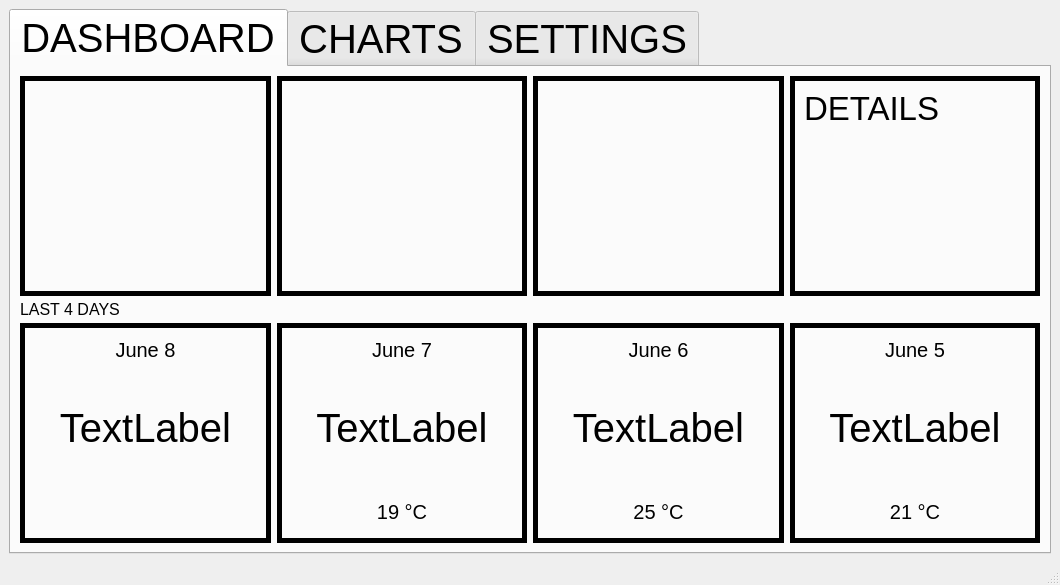
Before: the Qt Designer form Qt_module/mainwindow.ui in HKrecki/WDVS_Project, drawn with Qt 5.
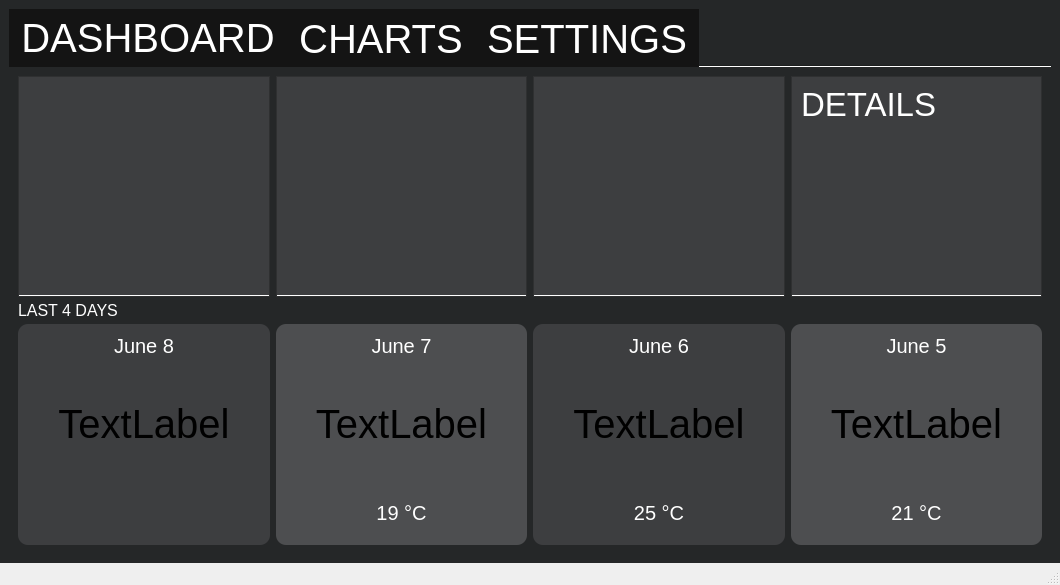
After: the same form once the commit is applied. The open tabs and pages were chosen to show the change.

What changed in the file:
```diff
--- a/Qt_module/mainwindow.ui
+++ b/Qt_module/mainwindow.ui
@@ -13,7 +13,18 @@
   <property name="windowTitle">
    <string>MainWindow</string>
   </property>
+  <property name="styleSheet">
+   <string notr="true">background-color: rgb(17, 17, 17);
+QMainWindow::separator 
+{
+width: 1px;
+ border: none;
+}</string>
+  </property>
   <widget class="QWidget" name="centralwidget">
+   <property name="styleSheet">
+    <string notr="true">background-color: rgba(37, 39, 40);</string>
+   </property>
    <layout class="QGridLayout" name="gridLayout_2">
     <item row="0" column="0">
      <widget class="QTabWidget" name="tabWidget">
@@ -26,18 +37,43 @@
        <cursorShape>ArrowCursor</cursorShape>
       </property>
       <property name="styleSheet">
-       <string notr="true"/>
+       <string notr="true">QTabBar::tab  {
+    background: rgb(20, 20, 20);
+}
+
+QTabBar::tab 
+{
+font-size:30pt;
+color: rgb(255,255,255)
+}
+
+background-color: rgb(45, 46, 48);
+
+QTabWidget::pane { border: 0; }
+</string>
       </property>
       <property name="tabShape">
        <enum>QTabWidget::Rounded</enum>
       </property>
       <property name="currentIndex">
-       <number>0</number>
+       <number>1</number>
+      </property>
+      <property name="documentMode">
+       <bool>true</bool>
+      </property>
+      <property name="tabBarAutoHide">
+       <bool>true</bool>
       </property>
       <widget class="QWidget" name="DashboardTab">
        <property name="autoFillBackground">
         <bool>false</bool>
        </property>
+       <property name="styleSheet">
+        <string notr="true">QTabBar::tab{
+	textColor: rgb(255, 255, 255);
+}
+</string>
+       </property>
        <attribute name="title">
         <string>DASHBOARD</string>
        </attribute>
@@ -45,8 +81,9 @@
         <item row="0" column="0">
          <widget class="QFrame" name="frame">
           <property name="styleSheet">
-           <string notr="true">border-color: rgb(0, 0, 0);
-border: 5px solid black </string>
+           <string notr="true">background-color: rgb(61, 62, 64);
+border-bottom: 2px solid black;
+border-bottom-color: rgb(255, 255, 255);</string>
           </property>
           <property name="frameShape">
            <enum>QFrame::StyledPanel</enum>
@@ -68,7 +105,8 @@
               <enum>Qt::LeftToRight</enum>
              </property>
              <property name="styleSheet">
-              <string notr="true">border:  solid black </string>
+              <string notr="true">color: rgb(255, 255, 255);
+border: 0px solid black </string>
              </property>
              <property name="text">
               <string/>
@@ -86,7 +124,8 @@
               </font>
              </property>
              <property name="styleSheet">
-              <string notr="true">border: 0px solid black </string>
+              <string notr="true">color: rgb(255, 255, 255);
+border: 0px solid black </string>
              </property>
              <property name="text">
               <string/>
@@ -102,8 +141,9 @@
         <item row="0" column="1">
          <widget class="QFrame" name="frame_2">
           <property name="styleSheet">
-           <string notr="true">border-color: rgb(0, 0, 0);
-border: 5px solid black </string>
+           <string notr="true">background-color: rgb(61, 62, 64);
+border-bottom: 2px solid black;
+border-bottom-color: rgb(255, 255, 255);</string>
           </property>
           <property name="frameShape">
            <enum>QFrame::StyledPanel</enum>
@@ -134,8 +174,9 @@
         <item row="0" column="2">
          <widget class="QFrame" name="frame_3">
           <property name="styleSheet">
-           <string notr="true">border-color: rgb(0, 0, 0);
-border: 5px solid black </string>
+           <string notr="true">background-color: rgb(61, 62, 64);
+border-bottom: 2px solid black;
+border-bottom-color: rgb(255, 255, 255);</string>
           </property>
           <property name="frameShape">
            <enum>QFrame::StyledPanel</enum>
@@ -152,7 +193,8 @@
               </font>
              </property>
              <property name="styleSheet">
-              <string notr="true">border: 0px solid black </string>
+              <string notr="true">color: rgb(180, 201, 23);
+border: 0px solid black </string>
              </property>
              <property name="text">
               <string/>
@@ -168,8 +210,9 @@
         <item row="0" column="3">
          <widget class="QFrame" name="frame_4">
           <property name="styleSheet">
-           <string notr="true">border-color: rgb(0, 0, 0);
-border: 5px solid black </string>
+           <string notr="true">background-color: rgb(61, 62, 64);
+border-bottom: 2px solid black;
+border-bottom-color: rgb(255, 255, 255);</string>
           </property>
           <property name="frameShape">
            <enum>QFrame::StyledPanel</enum>
@@ -198,7 +241,8 @@
               </font>
              </property>
              <property name="styleSheet">
-              <string notr="true">border: 0px solid black </string>
+              <string notr="true">border: 0px solid black ;
+color: rgb(255, 255, 255);</string>
              </property>
              <property name="text">
               <string>DETAILS</string>
@@ -216,7 +260,8 @@
               </font>
              </property>
              <property name="styleSheet">
-              <string notr="true">border: 0px solid black </string>
+              <string notr="true">border: 0px solid black ;
+color: rgb(255, 255, 255);</string>
              </property>
              <property name="text">
               <string/>
@@ -243,7 +288,7 @@
            </font>
           </property>
           <property name="styleSheet">
-           <string notr="true"/>
+           <string notr="true">color: rgb(255, 255, 255);</string>
           </property>
           <property name="text">
            <string>LAST 4 DAYS</string>
@@ -253,8 +298,10 @@
         <item row="2" column="0">
          <widget class="QFrame" name="frame_5">
           <property name="styleSheet">
-           <string notr="true">border-color: rgb(0, 0, 0);
-border: 5px solid black </string>
+           <string notr="true">background-color: rgb(61, 62, 64);
+boarder-radios: 10px;
+ border-radius: 10px;
+</string>
           </property>
           <property name="frameShape">
            <enum>QFrame::StyledPanel</enum>
@@ -301,7 +348,8 @@
               </font>
              </property>
              <property name="styleSheet">
-              <string notr="true">border: 0px solid black </string>
+              <string notr="true">border: 0px solid black ;
+color: rgb(255, 255, 255);</string>
              </property>
              <property name="text">
               <string>June 8</string>
@@ -319,7 +367,8 @@
               </font>
              </property>
              <property name="styleSheet">
-              <string notr="true">border: 0px solid black </string>
+              <string notr="true">border: 0px solid black ;
+color: rgb(255, 255, 255);</string>
              </property>
              <property name="text">
               <string/>
@@ -335,8 +384,9 @@
         <item row="2" column="2">
          <widget class="QFrame" name="frame_7">
           <property name="styleSheet">
-           <string notr="true">border-color: rgb(0, 0, 0);
-border: 5px solid black </string>
+           <string notr="true">background-color: rgb(61, 62, 64);
+ border-radius: 10px;
+</string>
           </property>
           <property name="frameShape">
            <enum>QFrame::StyledPanel</enum>
@@ -359,7 +409,8 @@
               </font>
              </property>
              <property name="styleSheet">
-              <string notr="true">border: 0px solid black </string>
+              <string notr="true">border: 0px solid black ;
+color: rgb(255, 255, 255);</string>
              </property>
              <property name="text">
               <string>June 6</string>
@@ -401,7 +452,8 @@
               </font>
              </property>
              <property name="styleSheet">
-              <string notr="true">border: 0px solid black </string>
+              <string notr="true">border: 0px solid black ;
+color: rgb(255, 255, 255);</string>
              </property>
              <property name="text">
               <string>25 °C</string>
@@ -417,8 +469,9 @@
         <item row="2" column="3">
          <widget class="QFrame" name="frame_8">
           <property name="styleSheet">
-           <string notr="true">border-color: rgb(0, 0, 0);
-border: 5px solid black </string>
+           <string notr="true">background-color: rgb(77, 78, 80);
+ border-radius: 10px;
+</string>
           </property>
           <property name="frameShape">
            <enum>QFrame::StyledPanel</enum>
@@ -441,7 +494,8 @@
               </font>
              </property>
              <property name="styleSheet">
-              <string notr="true">border: 0px solid black </string>
+              <string notr="true">border: 0px solid black ;
+color: rgb(255, 255, 255);</string>
              </property>
              <property name="text">
               <string>June 5</string>
@@ -483,7 +537,8 @@
               </font>
              </property>
              <property name="styleSheet">
-              <string notr="true">border: 0px solid black </string>
+              <string notr="true">border: 0px solid black ;
+color: rgb(255, 255, 255);</string>
              </property>
              <property name="text">
               <string>21 °C</string>
@@ -499,8 +554,9 @@
         <item row="2" column="1">
          <widget class="QFrame" name="frame_6">
           <property name="styleSheet">
-           <string notr="true">border-color: rgb(0, 0, 0);
-border: 5px solid black </string>
+           <string notr="true">background-color: rgb(77, 78, 80);
+ border-radius: 10px;
+</string>
           </property>
           <property name="frameShape">
            <enum>QFrame::StyledPanel</enum>
@@ -523,7 +579,8 @@
               </font>
              </property>
              <property name="styleSheet">
-              <string notr="true">border: 0px solid black </string>
+              <string notr="true">border: 0px solid black ;
+color: rgb(255, 255, 255);</string>
              </property>
              <property name="text">
               <string>June 7</string>
@@ -565,7 +622,8 @@
               </font>
              </property>
              <property name="styleSheet">
-              <string notr="true">border: 0px solid black </string>
+              <string notr="true">border: 0px solid black ;
+color: rgb(255, 255, 255);</string>
              </property>
              <property name="text">
               <string>19 °C</string>
```
